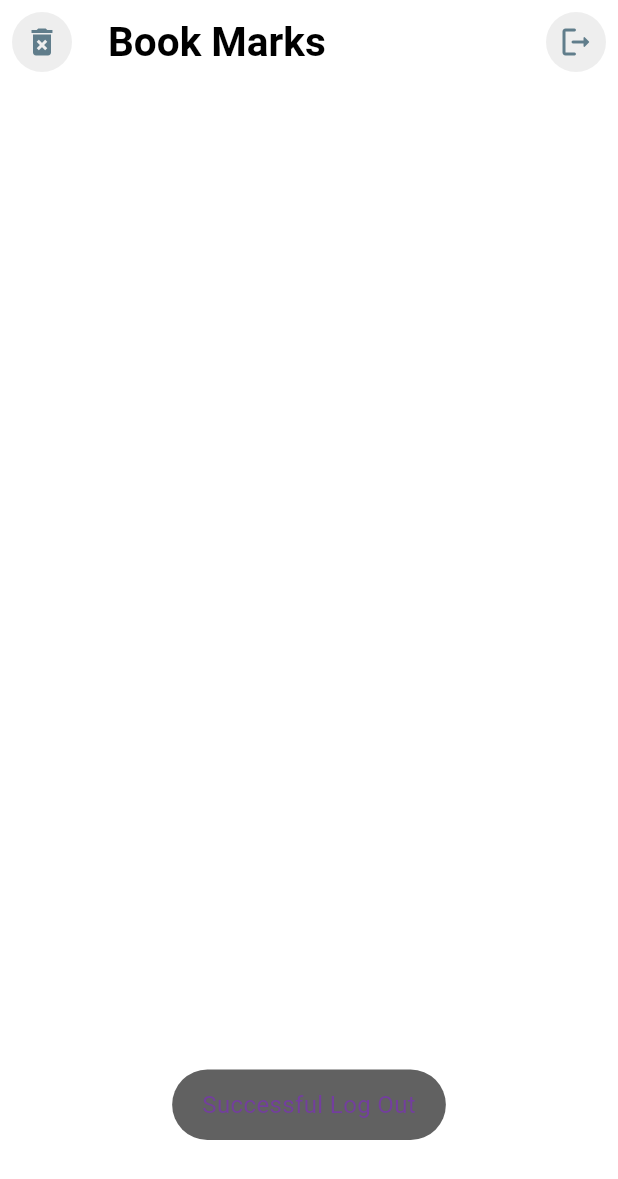
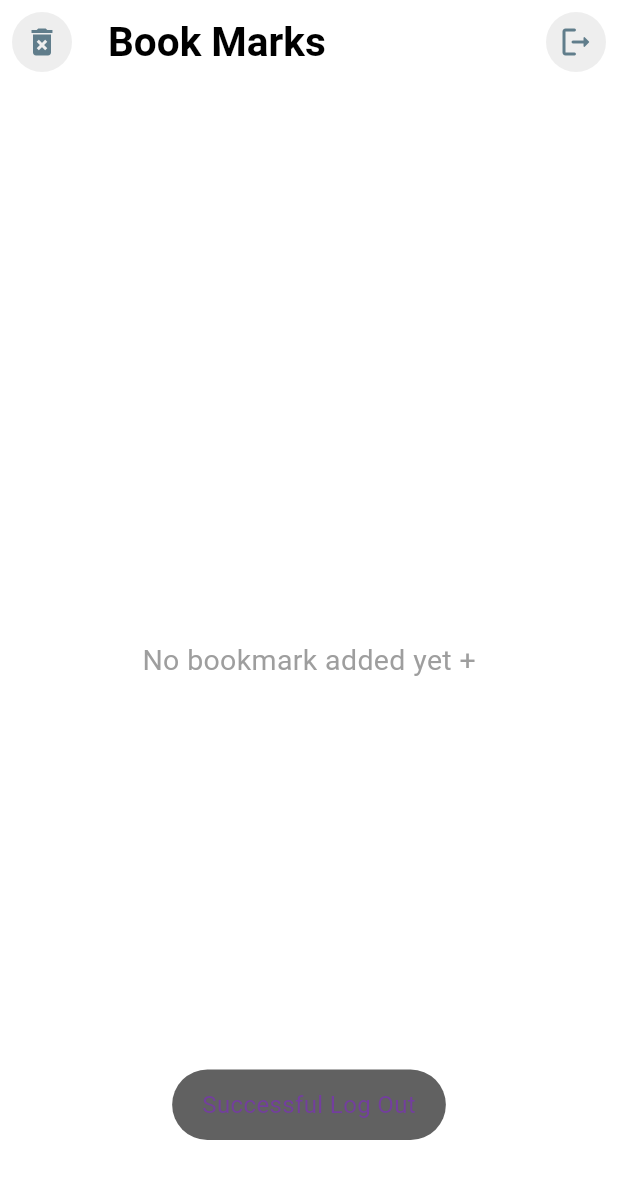
Before and after one commit to Shashank-Sahu8/News-App, a Flutter app: the bookmark screen opened directly, after a tap on the "logout" icon, on a phone screen of 412 x 824 dp. Shown: the top 1179 px of the screen. Run offline on Flutter 3.47's test engine with Material 3 defaults, Android fonts, the phone set to English and light mode, and no system bars; our stand-ins replace awesome_dialog, carousel_slider, cloud_firestore, firebase_auth, firebase_core, firebase_storage and 12 more; missing offline and left inert: animated_typing, flutter_animated_loadingkit, open_share_plus; accounts and stored records are empty; network calls fail.

Commit message:
News App

```diff
--- a/lib/Bottom nav/bookmark.dart
+++ b/lib/Bottom nav/bookmark.dart
@@ -51,8 +51,12 @@ class _bookmarkState extends State<bookmark> {
             }
             else {
               final docs = snapshots.data!.docs;
-              print(docs.length);
-              print(uid.toString());
+              if(docs.length==0)
+                {
+                  return Center(child: Text("No bookmark added yet +",style: TextStyle(color: Colors.grey,fontSize: 19,fontWeight: FontWeight.w400),),);
+                }
+              else
+                {
                 return Padding(padding: const EdgeInsets.only(left: 8.0,right: 8.0,top: 15,),
                   child: ListView.builder(
                       itemCount: docs.length,
@@ -115,7 +119,7 @@ class _bookmarkState extends State<bookmark> {
                         ) ;
                     }
                 ),
-              );
+              );}
             }}),
       ) ,
     );
--- a/lib/auth/login.dart
+++ b/lib/auth/login.dart
@@ -54,7 +54,7 @@ class _loginState extends State<login> {
     utils().toastmess("new user");
   }
 
-  ad()async{Fluttertoast.showToast(msg: "Successful Login");
+  ad()async{
   print("no user");
   await FirebaseFirestore.instance.collection('test').doc(uid).set({'ClassName':emailcontroller.text.toString(),'ClassId':password.text.toString()});
   utils().toastmess("new user");
```
Lines whose indentation alone changed are shown as unchanged.
